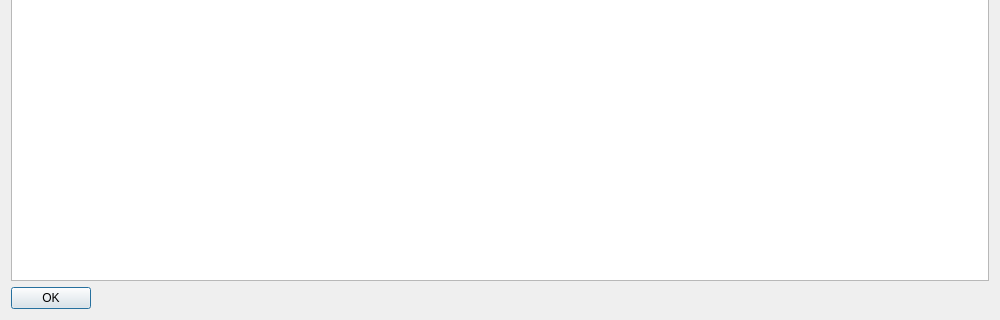
Zetalon0/Napocoin, file src/qt/forms/coincontroldialog.ui: the form before one commit; both pictures show x 0 to 1000 and y 180 to 500 of the 1000 by 500 pixel window.
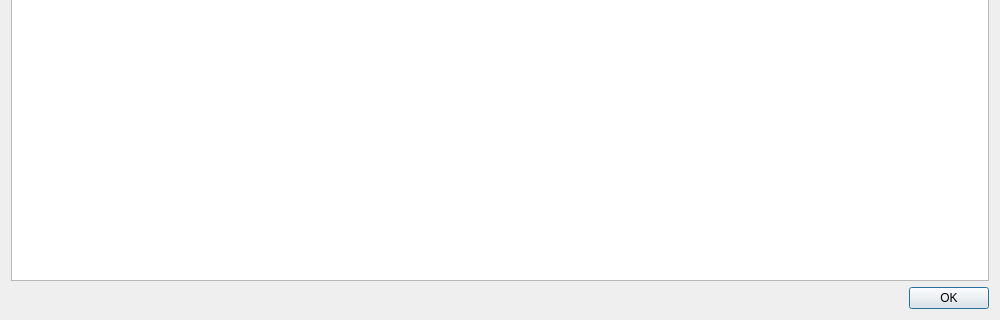
The form after the commit. Custom widgets are drawn as their Qt base class.

Diff of the .ui file:
```diff
--- a/src/qt/forms/coincontroldialog.ui
+++ b/src/qt/forms/coincontroldialog.ui
@@ -467,12 +467,6 @@
    </item>
    <item>
     <widget class="QDialogButtonBox" name="buttonBox">
-     <property name="sizePolicy">
-      <sizepolicy hsizetype="Maximum" vsizetype="Fixed">
-       <horstretch>0</horstretch>
-       <verstretch>0</verstretch>
-      </sizepolicy>
-     </property>
      <property name="orientation">
       <enum>Qt::Horizontal</enum>
      </property>
```
